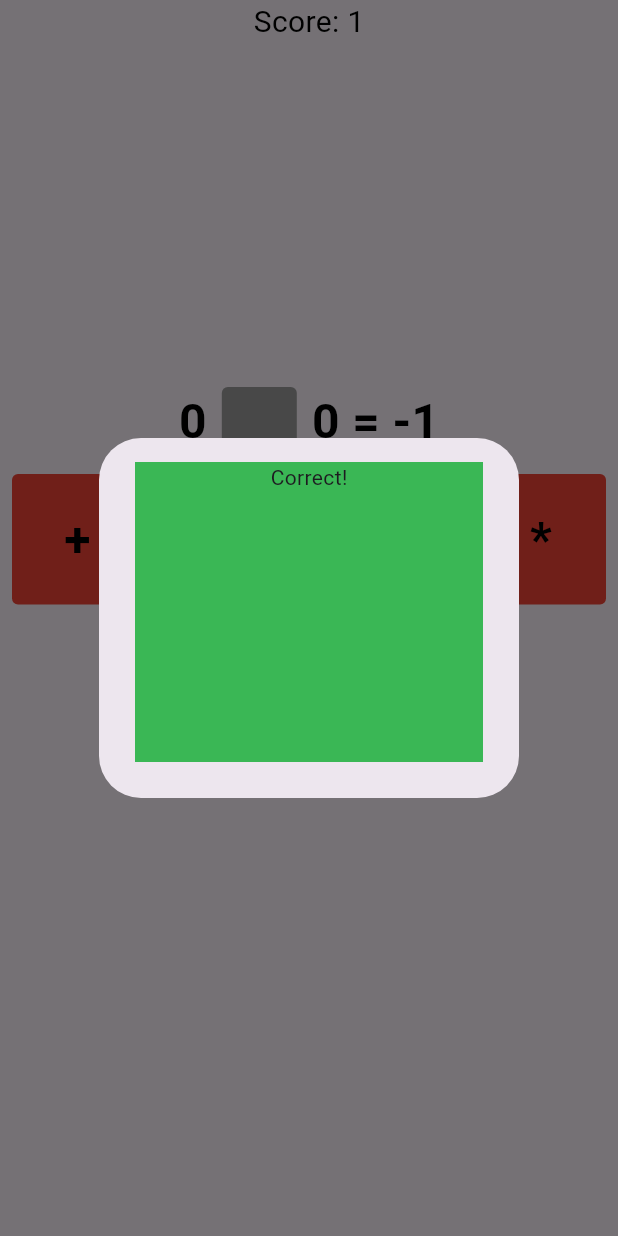
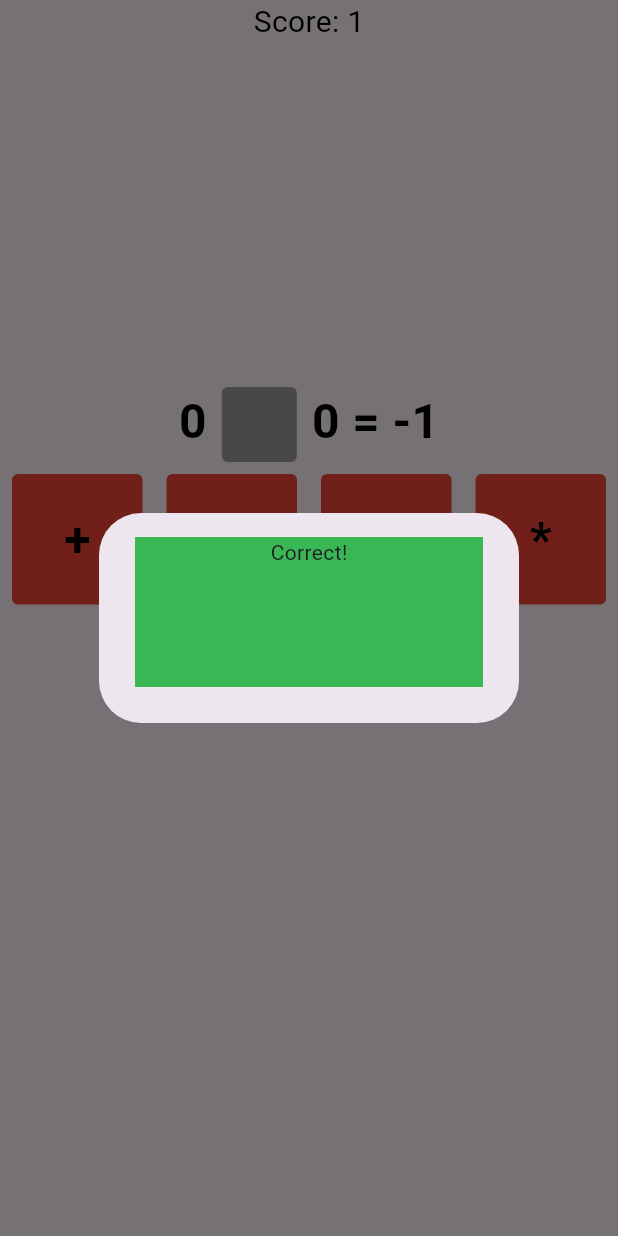
Before and after one commit to paolo249/numbers_ninja_app, a Flutter app: what user_score_counter() shows on an empty page, opened directly, after a tap on an icon or button, on a phone screen of 412 x 824 dp. Run offline on Flutter 3.47's test engine with Material 3 defaults, Android fonts, the phone set to English and light mode, and no system bars.

Commit message:
Enhance checkAnswer function in user_score_counter.dart with additional conditions

```diff
--- a/lib/logics/user_score_counter.dart
+++ b/lib/logics/user_score_counter.dart
@@ -7,7 +7,6 @@ import 'package:numbers_ninja_app/util/user_button.dart';
 
 class user_score_counter extends StatefulWidget {
   const user_score_counter({super.key});
-
 
   @override
   State<user_score_counter> createState() => _UserScoreCounter();
@@ -76,6 +75,7 @@ class _UserScoreCounter extends State<user_score_counter> {
     num3 = -1;
 
     try{
+
       if(valueForKey == '+'){
         if(num1 < num2){
           num3 = num1 + num2;
@@ -85,7 +85,6 @@ class _UserScoreCounter extends State<user_score_counter> {
           print("$num1 + $num2 = $num3");
           return [num2, num3, num1];
         }
-
         else if(num1 > num2) {
           num3 = num1 + num2;
             print("num1: " +  "$num1");
@@ -94,11 +93,11 @@ class _UserScoreCounter extends State<user_score_counter> {
             print("$num1 + $num2 = $num3");
          return [num2, num3, num1];
         }
+      }
 
-      }
       else if(valueForKey == '-'){
-             num3 = num1 - num2;
-            print("$num1 - $num2 = $num3");
+        num3 = num1 - num2;
+        print("$num1 - $num2 = $num3");
         return [num2, num3, num1];
       }
 
@@ -106,6 +105,11 @@ class _UserScoreCounter extends State<user_score_counter> {
         if(num1 == 1 && num2 == 1){
           num3 = 1;
           return [num2, num3, num1];
+        }
+        else if(num1 == 0){
+          num3 = 0;
+          return [num2, num3, num1];
+
         }
         else{
         for (int i = 1; i <= num1; i++) {
@@ -128,6 +132,8 @@ class _UserScoreCounter extends State<user_score_counter> {
         print("$num1 * $num2 = $num3");
         return [num2, num3, num1];
       }
+      // else if( )
+
      }
     catch(e){
       if (kDebugMode) {
@@ -158,32 +164,31 @@ class _UserScoreCounter extends State<user_score_counter> {
       num2 = math_var[0];
       num3 = math_var[1];
       num1 = math_var[2];
-      // if(num2 == 1 && num1 == num3){
-      //   if(valueForKey == '/' || valueForKey == '*'){
-      //     if(mathOperations[index] == '/' || mathOperations[index] == '*'){
-      //     showDialog(
-      //       context: context,
-      //       builder: (context){
-      //       return AlertDialog(
-      //         content: Container(
-      //         height: 200,
-      //         color: const Color.fromARGB(255, 58, 183, 85),
-      //         child: const Column(children: [Text('Correct!')]))
-      //       );
-      //     });
-
-      //     }
-      //   // else{return false;}
-      //   }
-      //   return true;
-      // }
-      if(valueForKey == button){
+      // Covers case in which answer can be '/' or '*'
+      if(num2 == 1 && num1 == num3 || num1 == num3 && num1 == 0){
+        if(button == "/" || button == '*'){
         showDialog(
           context: context,
           builder: (context){
             return AlertDialog(
               content: Container(
-              height: 200,
+              height: 100,
+              color: const Color.fromARGB(255, 58, 183, 85),
+              child: const Column(children: [Text('Correct!')]))
+            );
+          });
+
+        }
+        return true;
+      }
+
+      else if(valueForKey == button){
+        showDialog(
+          context: context,
+          builder: (context){
+            return AlertDialog(
+              content: Container(
+              height: 100,
               color: const Color.fromARGB(255, 58, 183, 85),
               child: const Column(children: [Text('Correct!')]))
             );
@@ -223,8 +228,10 @@ class _UserScoreCounter extends State<user_score_counter> {
               List<int> math_var = mathEqNumbers(num1, num2, num3, numToChar, valueForKey, index, mathOperations);
               num2 = math_var[0];
               num3 = math_var[1];
+              print("num1: " + "$num1");
               print("num2: " + "$num2");
               print("num3: " + "$num3");
+              print("valueForKey: " + valueForKey);
               greyBoxInputMethod();
               },
           );
--- a/lib/widgets/quiz_screen.dart
+++ b/lib/widgets/quiz_screen.dart
@@ -10,7 +10,9 @@ class quiz_screen extends StatelessWidget {
 
   @override
   Widget build(BuildContext context) {
-    return const Column(
+    return const Scaffold(
+       body: Center(
+         child: Column(
              children: [
               Text('Quiz Screen', style: TextStyle(fontSize: 34, color: Color.fromARGB(255, 10, 1, 1))),
               SizedBox(
@@ -22,6 +24,9 @@ class quiz_screen extends StatelessWidget {
                 child: user_score_counter(),
                 )
             ],
+          ),
+       ),
     );
+
   }
 }
```
Lines whose indentation alone changed are shown as unchanged.
